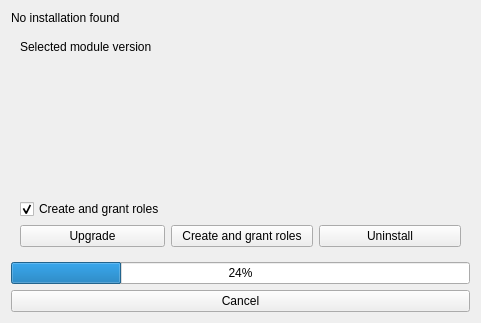
Old version of the form oqtopus/ui/module_widget.ui in the repository ponceta/oqtopus.
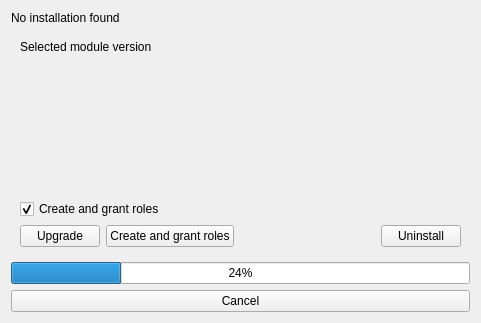
New version of the form. Custom widgets are drawn as their Qt base class.

Commit message: better UX

What changed in the file:
```diff
--- a/oqtopus/ui/module_widget.ui
+++ b/oqtopus/ui/module_widget.ui
@@ -116,6 +116,13 @@
       <layout class="QGridLayout" name="gridLayout_10">
        <item row="5" column="0" colspan="4">
         <layout class="QGridLayout" name="gridLayout_2">
+         <item row="1" column="3">
+          <widget class="QPushButton" name="uninstall_button">
+           <property name="text">
+            <string>Uninstall</string>
+           </property>
+          </widget>
+         </item>
          <item row="1" column="0">
           <widget class="QPushButton" name="moduleInfo_upgrade_pushButton">
            <property name="text">
@@ -123,16 +130,6 @@
            </property>
           </widget>
          </item>
-         <item row="0" column="0">
-          <widget class="QCheckBox" name="db_parameters_CreateAndGrantRoles_upgrade_checkBox">
-           <property name="text">
-            <string>Create and grant roles</string>
-           </property>
-           <property name="checked">
-            <bool>true</bool>
-           </property>
-          </widget>
-         </item>
          <item row="1" column="1">
           <widget class="QPushButton" name="moduleInfo_roles_pushButton">
            <property name="text">
@@ -141,9 +138,25 @@
           </widget>
          </item>
          <item row="1" column="2">
-          <widget class="QPushButton" name="uninstall_button">
+          <spacer name="horizontalSpacer">
+           <property name="orientation">
+            <enum>Qt::Horizontal</enum>
+           </property>
+           <property name="sizeHint" stdset="0">
+            <size>
+             <width>40</width>
+             <height>20</height>
+            </size>
+           </property>
+          </spacer>
+         </item>
+         <item row="0" column="0" colspan="2">
+          <widget class="QCheckBox" name="db_parameters_CreateAndGrantRoles_upgrade_checkBox">
            <property name="text">
-            <string>Uninstall</string>
+            <string>Create and grant roles</string>
+           </property>
+           <property name="checked">
+            <bool>true</bool>
            </property>
           </widget>
          </item>
```
